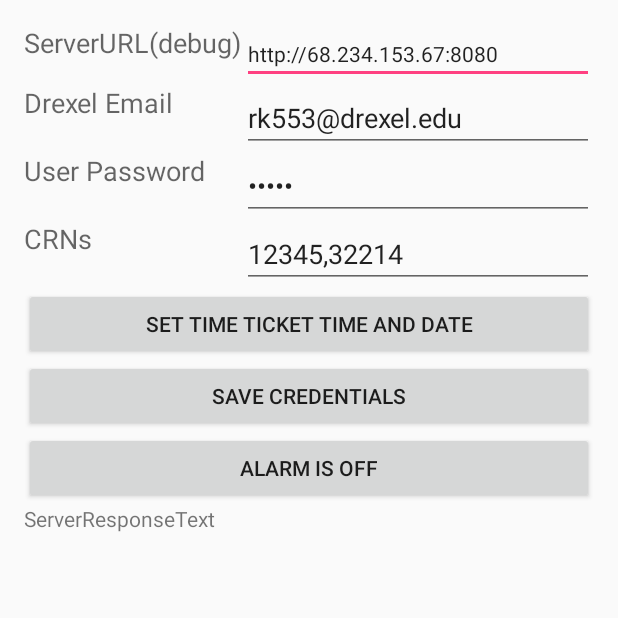
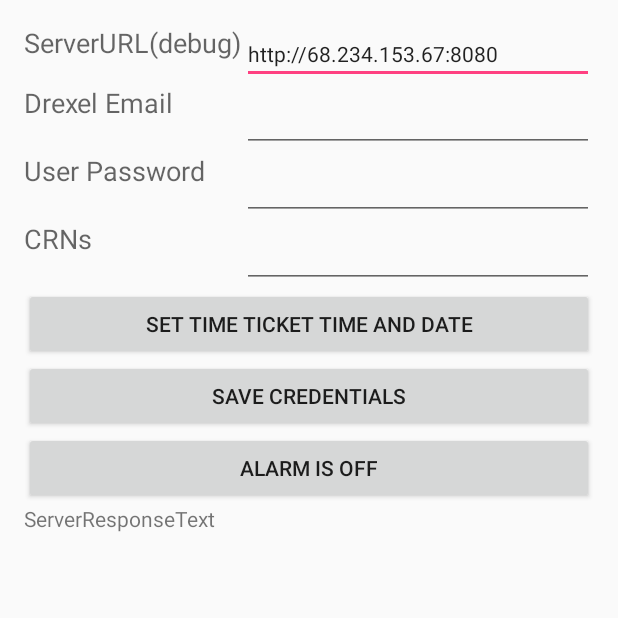
Before and after one commit to mrkybe/DrexelAutoRegister, an Android app: the screen it shows after launch (MainActivity), on a phone screen of 412 x 824 dp, the top half of it. Run offline under Robolectric (Android 15) with nearby library versions, the phone set to English and light mode, and no system bars.

Commit message:
-removed debug stuff

```diff
--- a/WebApp/app/src/main/res/layout/content_main.xml
+++ b/WebApp/app/src/main/res/layout/content_main.xml
@@ -38,8 +38,7 @@
         android:id="@+id/editTextUserID"
         android:layout_below="@+id/editTextURL"
         android:layout_alignEnd="@+id/editTextURL"
-        android:layout_toEndOf="@+id/textView"
-        android:text="rk553@drexel.edu" />
+        android:layout_toEndOf="@+id/textView" />
 
     <TextView
         android:layout_width="wrap_content"
@@ -66,8 +65,7 @@
         android:inputType="textPassword"
         android:layout_below="@+id/editTextUserID"
         android:layout_alignStart="@+id/editTextUserID"
-        android:layout_alignEnd="@+id/editTextUserID"
-        android:text="abcde" />
+        android:layout_alignEnd="@+id/editTextUserID" />
 
     <TextView
         android:layout_width="wrap_content"
@@ -84,8 +82,7 @@
         android:id="@+id/editTextCRNs"
         android:layout_below="@+id/editTextPassword"
         android:layout_alignStart="@+id/editTextPassword"
-        android:layout_alignEnd="@+id/editTextPassword"
-        android:text="12345,32214" />
+        android:layout_alignEnd="@+id/editTextPassword" />
 
     <TextView
         android:layout_width="wrap_content"
```
